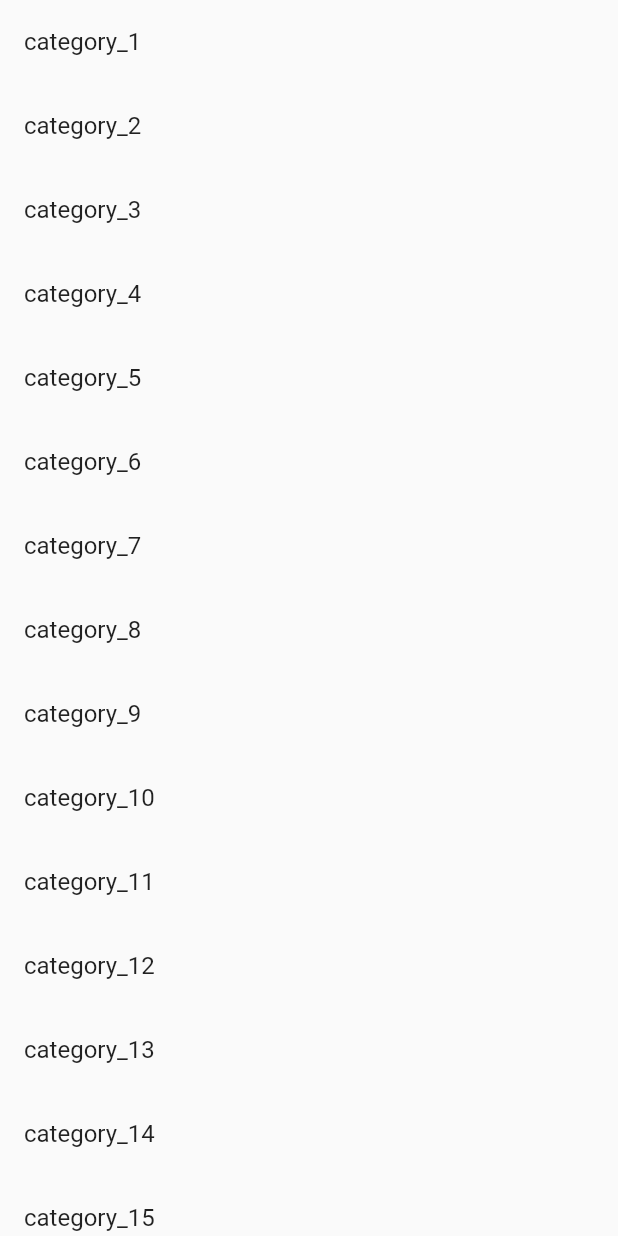
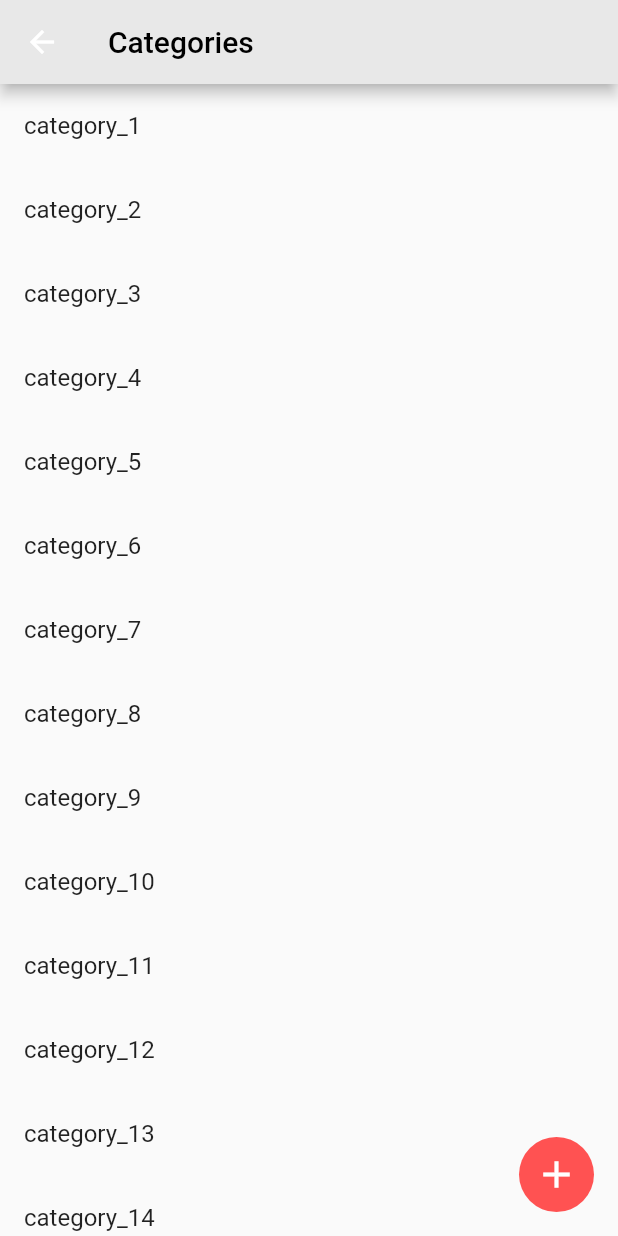
Before and after one commit to kayuyumwaura/app, a Flutter app: the CategoryList screen opened directly, on a phone screen of 412 x 824 dp. Run offline on Flutter 3.47's test engine with Material 2 defaults, Android fonts, the phone set to English and light mode, and no system bars.

Commit message:
FAB to new page

```diff
--- a/lib/ui/main2.dart
+++ b/lib/ui/main2.dart
@@ -58,8 +58,8 @@ TextEditingController merchantController = TextEditingController();
     children: <Widget>[
       UserAccountsDrawerHeader(
 
-         accountName: Text("Kayuyu Mwaura", style: TextStyle( color:Colors.blueGrey)),
-         accountEmail: Text("mwaurakayuyu@gmail.com", style: TextStyle( color:Colors.blueGrey)),
+         accountName: Text("Kayuyu Mwaura", style: TextStyle( color:Colors.white)),
+         accountEmail: Text("mwaurakayuyu@gmail.com", style: TextStyle( color:Colors.white)),
          currentAccountPicture: CircleAvatar(
          backgroundColor: Colors.white,
 
--- a/lib/ui/screen.dart
+++ b/lib/ui/screen.dart
@@ -6,6 +6,7 @@ import 'package:ui/main.dart';
 import 'package:ui/ui/main2.dart';
 import 'package:http/http.dart' as http;
 import 'package:ui/user_model';
+import 'package:ui/ui/addnew.dart';
 
 class Screen2 extends StatefulWidget {
   @override
@@ -1063,6 +1064,10 @@ class CategoryList extends StatelessWidget {
   @override
   Widget build(BuildContext context) {
     return Scaffold(
+      appBar: AppBar(
+        backgroundColor: Color.fromRGBO(232, 232, 232, 10.0),
+        title: Text('Categories', style: TextStyle(color: Colors.black)),
+      ),
         body: ListView.builder(
       itemCount: 20,
       itemBuilder: (BuildContext context, int index) {
@@ -1074,7 +1079,41 @@ class CategoryList extends StatelessWidget {
           },
         );
       },
-    ));
+    ),
+    /*floatingActionButton: CircleAvatar(
+        backgroundColor: Colors.redAccent,
+        child: IconButton(
+            icon: Icon(Icons.add),
+            color: Colors.white,
+            iconSize: 25,
+            onPressed: () {
+              Navigator.push(
+              context,
+              MaterialPageRoute(builder: (context) => ExpensePage()),
+              );
+            },
+          ),
+      ),*/
+      floatingActionButton: Container(
+        height: 50.0,
+        width: 50.0,
+        child: CircleAvatar(
+          backgroundColor: Colors.redAccent,
+            child: IconButton(
+              icon: Icon(Icons.add),
+              color: Colors.white,
+              iconSize: 30,
+              onPressed: () {
+                Navigator.push(
+                  context,
+                  MaterialPageRoute(builder: (context) => Categories()),
+                  );
+              }
+              ),
+        ),
+
+        ),
+    );
   }
 }
 
```
Also changed, not shown: lib/ui/addnew.dart (added, +122 -0 lines), lib/ui/dashboard.dart (+0 -14 lines).
